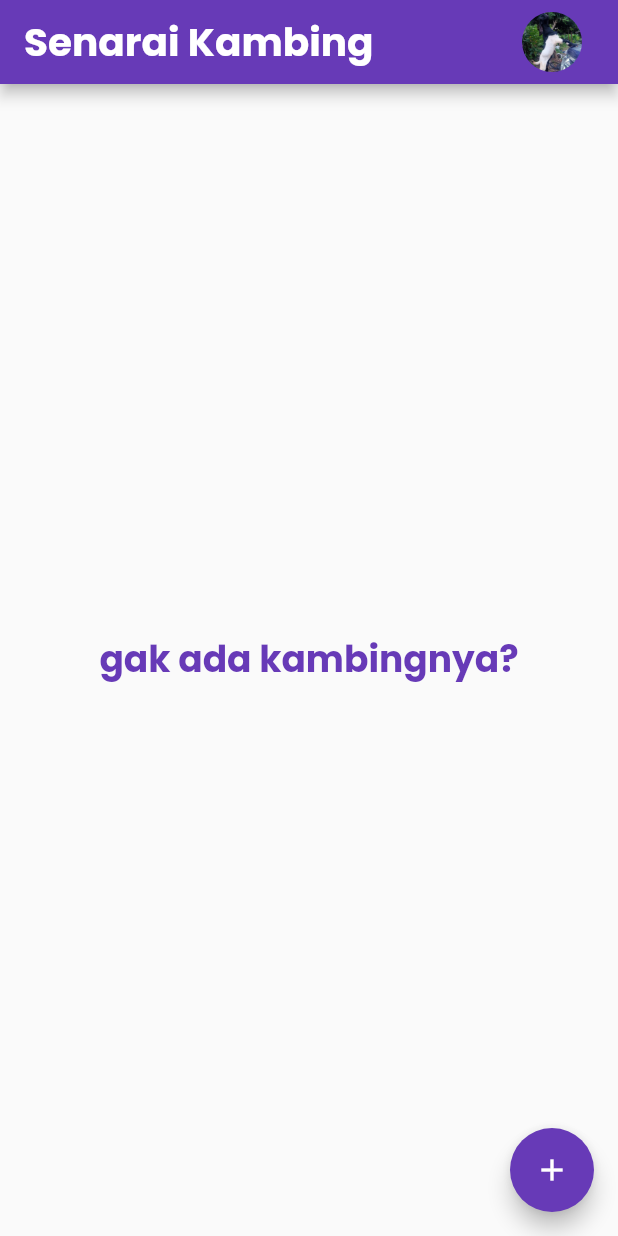
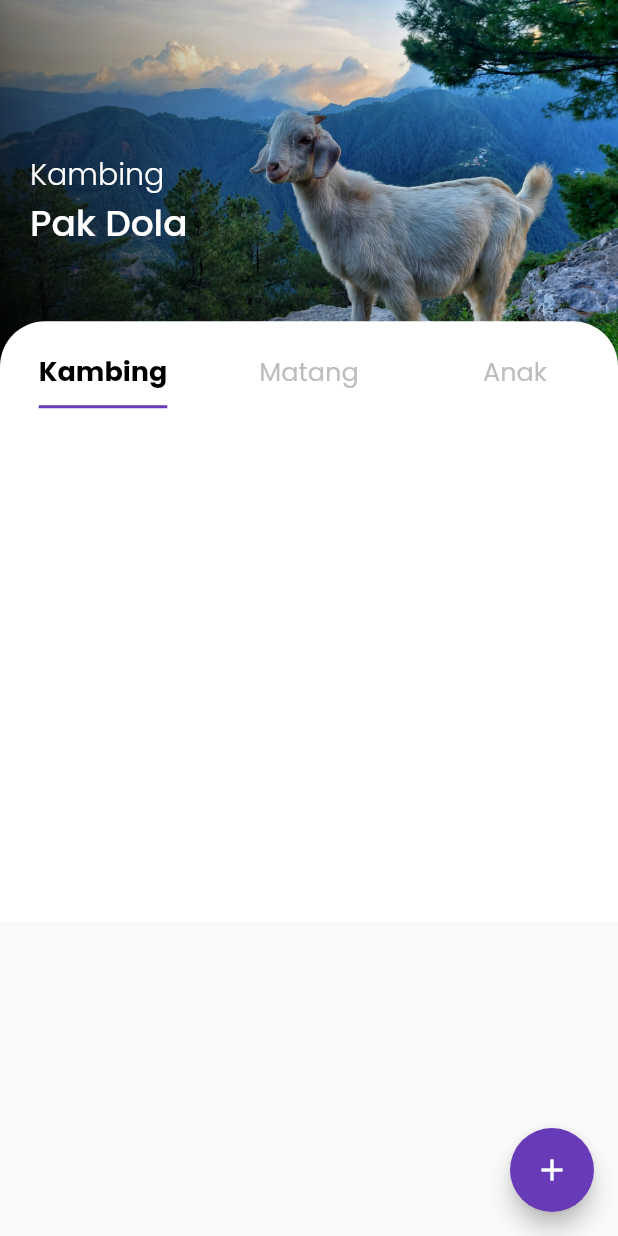
Before and after one commit to datsabahandude/kambing_padula, a Flutter app: the screen it shows after launch, on a phone screen of 412 x 824 dp. Run offline on Flutter 3.47's test engine with Material 2 defaults, Android fonts, the phone set to English and light mode, and no system bars; our stand-ins replace easy_localization, flutter_inset_box_shadow, fluttertoast, google_fonts, hive, hive_flutter and 1 more; accounts and stored records are empty.

Commit message:
edit list template #1

```diff
--- a/lib/add_kambing/kambing_list.dart
+++ b/lib/add_kambing/kambing_list.dart
@@ -27,10 +27,12 @@ class _kambing_listState extends State<kambing_list> {
   }
 
   Widget build(BuildContext context) {
+    double width = MediaQuery.of(context).size.width;
+    double height = MediaQuery.of(context).size.height;
     return Scaffold(
       resizeToAvoidBottomInset: false,
       // backgroundColor: Colors.transparent,
-      appBar: AppBar(
+      /*appBar: AppBar(
         // leading: new IconButton(
         //   icon: Icon(
         //     Icons.arrow_back_rounded,
@@ -65,12 +67,126 @@ class _kambing_listState extends State<kambing_list> {
           ),
         ],
       ),
-      body: ValueListenableBuilder<Box<Kambing>>(
-        valueListenable: Boxes.getKambings().listenable(),
-        builder: (context, box, _) {
-          final kambings = box.values.toList().cast<Kambing>();
-          return buildContent(kambings);
-        },
+      */
+      body: SingleChildScrollView(
+        child: Container(
+          child: Column(
+            children: [
+              Stack(
+                children: [
+                  Container(
+                    height: height * 0.3,
+                    width: width,
+                    decoration: BoxDecoration(
+                      image: DecorationImage(
+                        image: AssetImage("assets/images/goated.jpg"),
+                        fit: BoxFit.cover
+                      )
+                    ),
+                    child: Container(
+                      decoration: BoxDecoration(
+                        gradient: LinearGradient(colors: [
+                          Colors.black.withOpacity(0.0),
+                          Colors.black.withOpacity(0.0),
+                          Colors.black.withOpacity(0.1),
+                          Colors.black.withOpacity(0.5),
+                          Colors.black.withOpacity(1.0),
+                        ],
+                        begin: Alignment.topRight, end: Alignment.bottomLeft)),
+                    ),
+                  ),
+                  Positioned(
+                    bottom: 80,
+                    left: 20,
+                    child: RichText(
+                        text: TextSpan(
+                      text: "Kambing",
+                      style: GoogleFonts.poppins(
+                        textStyle: TextStyle(
+                          color: Colors.white,
+                            fontSize: 20,
+                            fontWeight: FontWeight.w300),
+                      ),
+                          children: [
+                            TextSpan(
+                                text: "\nPak Dola",
+                                style: GoogleFonts.poppins(
+                                  textStyle: TextStyle(
+                                      color: Colors.white,
+                                      fontSize: 24,
+                                      fontWeight: FontWeight.w500),
+                              ),
+                            )
+                          ]
+                    ),
+                    ),
+                  )
+                ],
+              ),
+              Transform.translate(
+                offset: Offset(0.0, - (height*0.3-height*0.26)),
+                child: Container(
+                  width: width,
+                  height: 400,
+                  padding: EdgeInsets.only(top: 10),
+                  decoration: BoxDecoration(
+                    color: Colors.white,
+                    borderRadius: BorderRadius.only(
+                      topLeft: Radius.circular(30),
+                      topRight: Radius.circular(30),
+                    )
+                  ),
+                  child: DefaultTabController(length: 3,
+                  child: Column(
+                    children: [
+                      TabBar(
+                        labelColor: Colors.black,
+                          labelStyle: GoogleFonts.poppins(
+                            textStyle: TextStyle(
+                                // color: Colors.white,
+                                fontSize: 18,
+                                fontWeight: FontWeight.bold),
+                          ),
+                          unselectedLabelColor: Colors.grey[400],
+                          unselectedLabelStyle: GoogleFonts.poppins(
+                            textStyle: TextStyle(
+                              // color: Colors.white,
+                                fontSize: 17,
+                                fontWeight: FontWeight.normal),
+                          ),
+                          indicatorSize: TabBarIndicatorSize.label,
+                          // indicatorColor: Colors.transparent,
+                          tabs: [
+                        Tab(child: Text("Kambing"),),
+                        Tab(child: Text("Matang"),),
+                        Tab(child: Text("Anak"),),
+                      ]
+                      ),
+                      SizedBox(height: 5,),
+                      /*Container(
+                        child: TabBarView(
+                          children: [
+                            Container(child: Text('Tab 1')),
+                            Container(child: Text('Tab 2')),
+                            Container(child: Text('Tab 3')),
+                          ],
+                          // ValueListenableBuilder<Box<Kambing>>(
+                          //   valueListenable: Boxes.getKambings().listenable(),
+                          //   builder: (context, box, _) {
+                          //     final kambings = box.values.toList().cast<Kambing>();
+                          //     return buildContent(kambings);
+                          //   },
+                          // ),
+                        ),
+                      )*/
+                    ],
+                  ),
+                  ),
+                ),
+              )
+            ],
+          ),
+        ),
       ),
       floatingActionButton: FloatingActionButton(
         backgroundColor: Colors.deepPurple,
@@ -102,13 +218,16 @@ class _kambing_listState extends State<kambing_list> {
             height: 24,
           ),
           Expanded(
+              child: SizedBox(
+                height: 200,
                 child: ListView.builder(
                     padding: EdgeInsets.all(8),
                     itemCount: kambings.length,
                     itemBuilder: (context, index) {
                       final kambing = kambings[index];
                       return buildKambing(context, kambing);
-                  }))
+                    }),
+              ))
         ],
       );
     }
```
Lines whose indentation alone changed are shown as unchanged.
